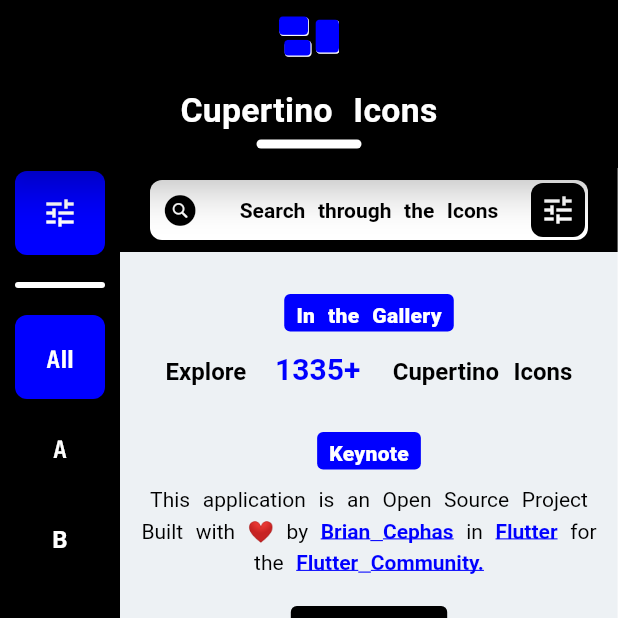
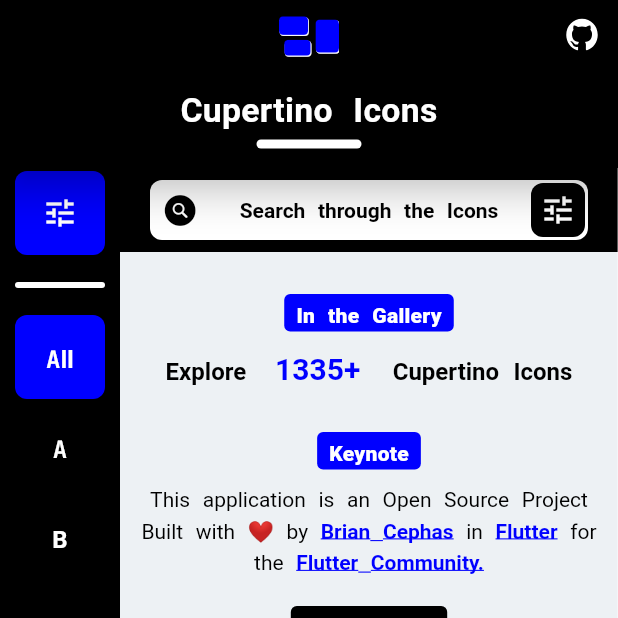
Before and after one commit to capps096github/cupertino_icons_gallery, a Flutter app: the screen it shows after launch, on a phone screen of 412 x 824 dp, the top half of it. Run offline on Flutter 3.47's test engine with Material 2 defaults, Android fonts, the phone set to English and light mode, and no system bars; drawn by our look-alikes of animated_text_kit; our stand-ins replace flutter_riverpod, go_router, google_fonts, ionicons, substring_highlight; missing offline and left inert: draggable_scrollbar, flextras; Roboto replaces fonts that are missing (Spartan).

Commit message:
Added github

```diff
--- a/lib/gallery_exporter.dart
+++ b/lib/gallery_exporter.dart
@@ -27,6 +27,10 @@
 // urls
 export 'package:url_launcher/url_launcher.dart';
 
+// supplementary icons
+export 'package:ionicons/ionicons.dart';
+
+
 // ------- IN APP FILES -------
 // responsive design
 export 'responsive.dart';
--- a/lib/icons/appbar/icons_appbar.dart
+++ b/lib/icons/appbar/icons_appbar.dart
@@ -27,6 +27,13 @@
         ),
       ],
     ),
+    actions: [
+      // github icon
+      IconButton(
+        icon: const Icon(Ionicons.logo_github),
+        onPressed: () async => await linkLauncher(repoLink),
+      ),
+    ],
     bottom: const PreferredSize(
       preferredSize: Size.fromHeight(kToolbarHeight),
       child: TitleBanner(
--- a/lib/main.dart
+++ b/lib/main.dart
@@ -6,6 +6,7 @@
 
 // TODO: put firebase here instaed, so that we no longer use the firebase connect widget
   //  When we launch this app don't forget to make this repo public
+  //
   runApp(
     const ProviderScope(
       child: RootRestorationScope(
--- a/pubspec.yaml
+++ b/pubspec.yaml
@@ -41,6 +41,7 @@
 
   # opening urls
   url_launcher: ^6.1.0
+  ionicons: ^0.1.2
 
 dev_dependencies:
   flutter_test:
```
Also changed, not shown: pubspec.lock.
